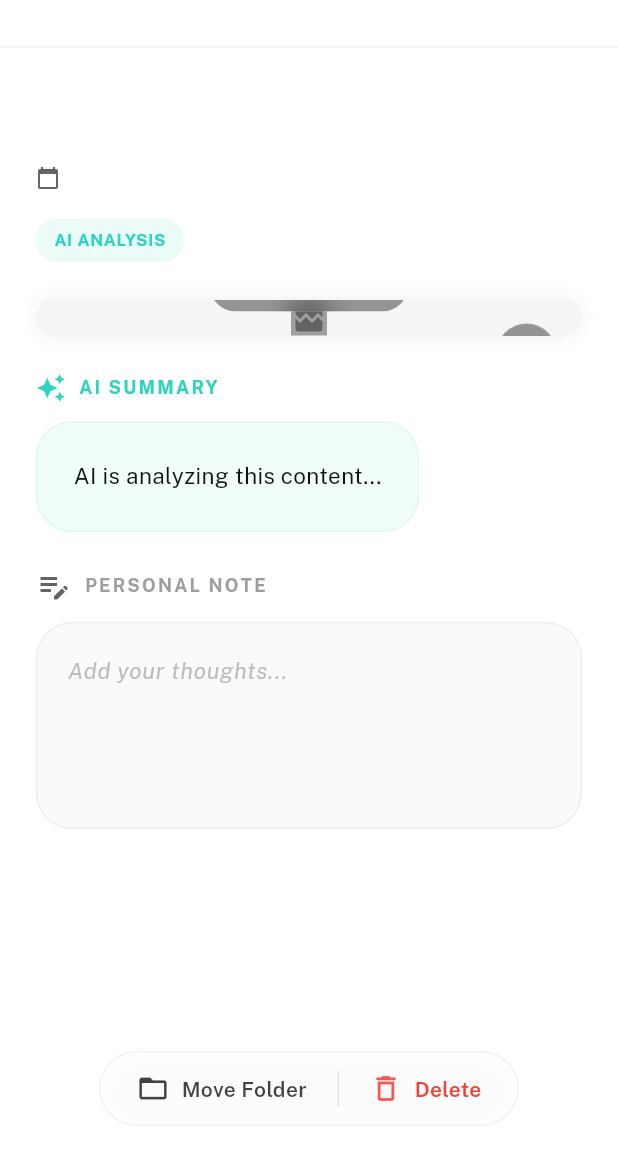
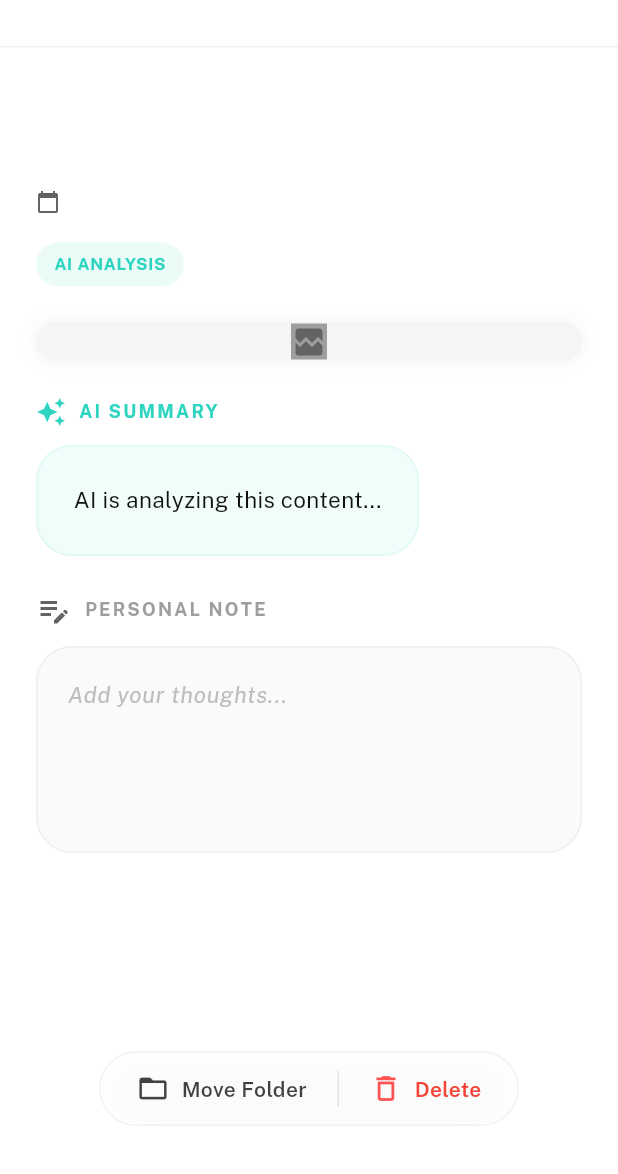
Before and after one commit to Komjirak/rememo, a Flutter app: the DetailViewScreen screen opened directly with empty values, on a phone screen of 412 x 824 dp, the part 62-1236 px from its top. Run offline on Flutter 3.47's test engine with Material 3 defaults, Android fonts, the phone set to English and light mode, and no system bars; our stand-ins replace google_fonts, image_picker, permission_handler, shared_preferences, sqflite; accounts and stored records are empty.

Commit message:
feat: Update detail view layout and interaction for Build 13

```diff
--- a/lib/widgets/detail_view_screen.dart
+++ b/lib/widgets/detail_view_screen.dart
@@ -588,13 +588,14 @@ class _DetailViewScreenState extends State<DetailViewScreen> {
                      crossAxisAlignment: CrossAxisAlignment.start,
                      children: [
                        const SizedBox(height: 24),
+                       const SizedBox(height: 24),
                        _buildTitleSection(),
-                       const SizedBox(height: 16),
+                       const SizedBox(height: 8), // Adjusted spacing
                        _buildMetadataSection(),
                        const SizedBox(height: 16),
                        _buildTagsSection(),
                        const SizedBox(height: 24),
-                       _buildImageSection(),
+                       _buildImageSection(), // Image moved here
                        const SizedBox(height: 24),
                        _buildAISummarySection(),
                        const SizedBox(height: 24),
@@ -794,7 +795,13 @@ class _DetailViewScreenState extends State<DetailViewScreen> {
   Widget _buildImageSection() {
     final isDark = Theme.of(context).brightness == Brightness.dark;
     return GestureDetector(
-      onTap: _expandImage,
+      onTap: () {
+        if (_card.sourceUrl != null && _card.sourceUrl!.isNotEmpty) {
+           widget.onOpenLink?.call(_card.sourceUrl!);
+        } else {
+           _expandImage();
+        }
+      },
       child: Container(
         width: double.infinity,
         constraints: const BoxConstraints(maxHeight: 400),
@@ -814,6 +821,8 @@ class _DetailViewScreenState extends State<DetailViewScreen> {
           children: [
             _buildImage(_card.imageUrl),
 
+            // Link Indicator
+            if (_card.sourceUrl != null && _card.sourceUrl!.isNotEmpty)
             Positioned(
               top: 16,
               right: 16,
@@ -825,35 +834,7 @@ class _DetailViewScreenState extends State<DetailViewScreen> {
                   borderRadius: BorderRadius.circular(20),
                   border: Border.all(color: Colors.white.withOpacity(0.1)),
                 ),
-                child: const Icon(Icons.link, color: Colors.white, size: 20),
-              ),
-            ),
-
-             Positioned(
-              bottom: 16,
-              child: ClipRRect(
-                borderRadius: BorderRadius.circular(20),
-                child: BackdropFilter(
-                  filter: ImageFilter.blur(sigmaX: 10, sigmaY: 10),
-                  child: Container(
-                    padding: const EdgeInsets.symmetric(horizontal: 16, vertical: 8),
-                    color: Colors.black.withOpacity(0.4),
-                    child: Row(
-                      children: [
-                        const Icon(Icons.fullscreen, color: Colors.white, size: 16),
-                        const SizedBox(width: 6),
-                        Text(
-                          "View Original",
-                          style: TextStyle(
-                            color: Colors.white.withOpacity(0.9),
-                            fontSize: 12,
-                            fontWeight: FontWeight.w500
-                          ),
-                        )
-                      ],
-                    ),
-                  ),
-                ),
+                child: const Icon(Icons.open_in_new, color: Colors.white, size: 20),
               ),
             ),
           ],
@@ -982,47 +963,69 @@ class _DetailViewScreenState extends State<DetailViewScreen> {
     if (text.isEmpty) return const SizedBox.shrink();
 
     final isDark = Theme.of(context).brightness == Brightness.dark;
+    final sourceUrl = _card.sourceUrl;
+    final domain = sourceUrl != null ? _extractDomain(sourceUrl) : null;
+
     return Column(
       crossAxisAlignment: CrossAxisAlignment.start,
       children: [
         Row(
           children: [
              Icon(
-               Icons.description,
+               Icons.description_outlined,
                size: 20,
-               color: Colors.grey
+               color: isDark ? Colors.grey : Colors.grey.shade400
              ),
              const SizedBox(width: 8),
-             const Text(
+             Text(
                "ORIGINAL MESSAGE",
                style: TextStyle(
                  fontSize: 12,
                  fontWeight: FontWeight.bold,
-                 letterSpacing: 1.5,
-                 color: Colors.grey,
+                 letterSpacing: 1.0,
+                 color: isDark ? Colors.grey : Colors.grey.shade500,
                ),
              ),
           ],
         ),
         const SizedBox(height: 12),
         Container(
+          width: double.infinity,
           padding: const EdgeInsets.all(20),
           decoration: BoxDecoration(
-            color: isDark
-                ? Colors.white.withOpacity(0.02)
-                : Colors.transparent,
+            color: isDark ? Colors.white.withOpacity(0.02) : Colors.grey.shade50,
             borderRadius: BorderRadius.circular(24),
             border: Border.all(
-              color: isDark ? Colors.white.withOpacity(0.05) : Colors.transparent
+              color: isDark ? Colors.white.withOpacity(0.05) : Colors.black.withOpacity(0.05)
             )
           ),
-          child: Text(
-            text,
-            style: TextStyle(
-              color: isDark ? Colors.grey.shade500 : AppTheme.textLowLight.withOpacity(0.6),
-              fontSize: 14,
-              height: 1.6,
-            ),
+          child: Column(
+             crossAxisAlignment: CrossAxisAlignment.start,
+             children: [
+                Text(
+                  text,
+                  style: TextStyle(
+                    color: isDark ? Colors.grey.shade400 : Colors.grey.shade600,
+                    fontSize: 14,
+                    height: 1.6,
+                    fontFamily: Platform.isIOS ? 'Courier' : 'monospace',
+                  ),
+                ),
+                if (sourceUrl != null && sourceUrl.isNotEmpty) ...[
+                     const SizedBox(height: 16),
+                     GestureDetector(
+                         onTap: () => widget.onOpenLink?.call(sourceUrl),
+                         child: Text(
+                             "Source: $domain",
+                             style: const TextStyle(
+                                 fontSize: 13,
+                                 color: Colors.blue,
+                                 decoration: TextDecoration.underline,
+                             ),
+                         ),
+                     ),
+                ]
+             ],
           ),
         ),
       ],
```
